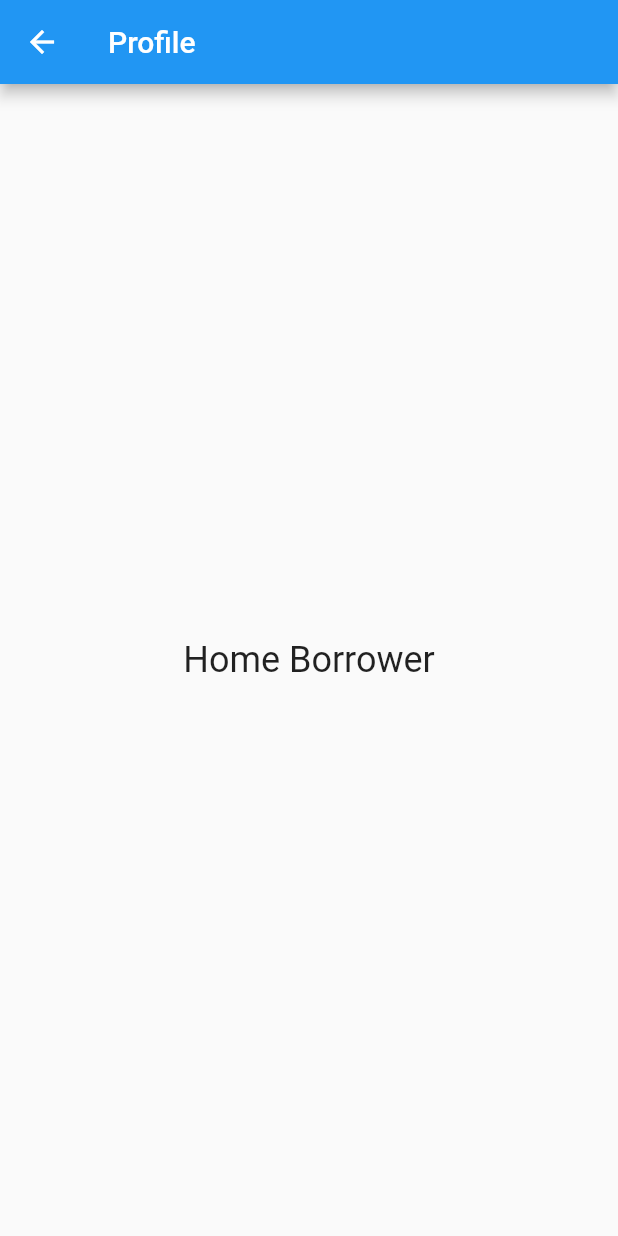
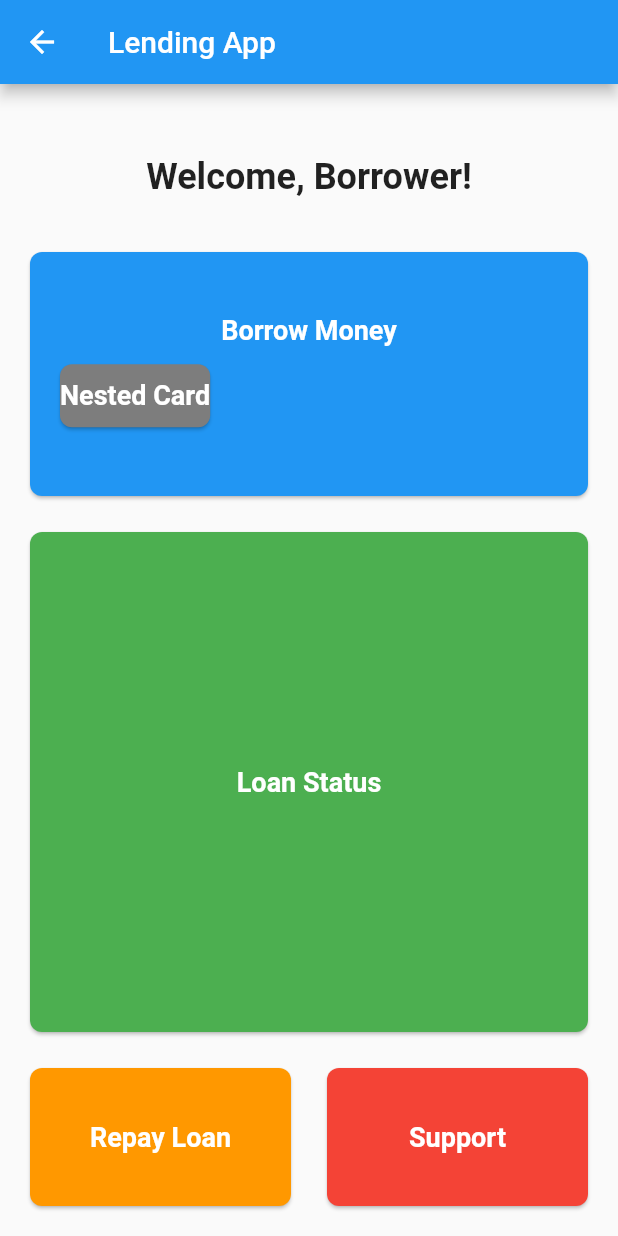
Before and after one commit to najmharani/P2P-Lending-UMKM-Kelompok-4-Pemrograman-Visual, a Flutter app: the HomeBorrower screen opened directly, on a phone screen of 412 x 824 dp. Run offline on Flutter 3.47's test engine with Material 2 defaults, Android fonts, the phone set to English and light mode, and no system bars.

Commit message:
home_borrower_push

```diff
--- a/lib/borrower/pages/home_borrower.dart
+++ b/lib/borrower/pages/home_borrower.dart
@@ -4,14 +4,147 @@ class HomeBorrower extends StatelessWidget {
   @override
   Widget build(BuildContext context) {
     return Scaffold(
-        appBar: AppBar(
-          title: Text('Profile'),
+      appBar: AppBar(
+        title: Text('Lending App'),
+      ),
+      body: Container(
+        padding: EdgeInsets.all(16.0),
+        child: Column(
+          crossAxisAlignment: CrossAxisAlignment.stretch,
+          children: [
+            SizedBox(height: 32.0),
+            Text(
+              'Welcome, Borrower!',
+              style: TextStyle(
+                fontSize: 24.0,
+                fontWeight: FontWeight.bold,
+              ),
+              textAlign: TextAlign.center,
+            ),
+            SizedBox(height: 32.0),
+            Expanded(
+              child: Column(
+                children: [
+                  Expanded(
+                    child: Container(
+                      height: 200.0,
+                      width: double.infinity,
+                      child: BorrowCard(
+                        title: 'Borrow Money',
+                        color: Colors.blue,
+                        onPressed: () {
+                          // TODO: Implement borrowing functionality
+                        },
+                        child: Container(
+                          alignment: Alignment.centerLeft,
+                          height: 50.0,
+                          padding: EdgeInsets.only(left: 16.0),
+                          child: BorrowCard(
+                            title: 'Nested Card',
+                            color: Color.fromARGB(255, 125, 125, 125),
+                            onPressed: () {
+                              // TODO: Implement nested card functionality
+                            },
+                          ),
+                        ),
+                      ),
+                    ),
+                  ),
+                  SizedBox(height: 16.0),
+                  Expanded(
+                    flex: 2,
+                    child: Container(
+                      height: 200.0,
+                      width: double.infinity,
+                      child: BorrowCard(
+                        title: 'Loan Status',
+                        color: Colors.green,
+                        onPressed: () {
+                          // TODO: Implement loan status functionality
+                        },
+                      ),
+                    ),
+                  ),
+                  SizedBox(height: 16.0),
+                  Row(
+                    mainAxisAlignment: MainAxisAlignment.spaceBetween,
+                    children: [
+                      Expanded(
+                        child: Container(
+                          height: 100.0,
+                          child: BorrowCard(
+                            title: 'Repay Loan',
+                            color: Colors.orange,
+                            onPressed: () {
+                              // TODO: Implement repayment functionality
+                            },
+                          ),
+                        ),
+                      ),
+                      SizedBox(width: 16.0),
+                      Expanded(
+                        child: Container(
+                          height: 100.0,
+                          child: BorrowCard(
+                            title: 'Support',
+                            color: Colors.red,
+                            onPressed: () {
+                              // TODO: Implement support functionality
+                            },
+                          ),
+                        ),
+                      ),
+                    ],
+                  ),
+                ],
+              ),
+            ),
+          ],
         ),
-        body: Center(
-          child: Text(
-            'Home Borrower',
-            style: TextStyle(fontSize: 24),
-          ),
-        ));
+      ),
+    );
   }
 }
+
+class BorrowCard extends StatelessWidget {
+  final String title;
+  final Color color;
+  final VoidCallback onPressed;
+  final Widget? child;
+
+  const BorrowCard({
+    required this.title,
+    required this.color,
+    required this.onPressed,
+    this.child,
+  });
+
+  @override
+  Widget build(BuildContext context) {
+    return Card(
+      shape: RoundedRectangleBorder(
+        borderRadius: BorderRadius.circular(8.0),
+      ),
+      color: color,
+      child: InkWell(
+        onTap: onPressed,
+        child: Column(
+          mainAxisAlignment: MainAxisAlignment.center,
+          children: [
+            Text(
+              title,
+              style: TextStyle(
+                fontSize: 18.0,
+                fontWeight: FontWeight.bold,
+                color: Colors.white,
+              ),
+              textAlign: TextAlign.center,
+            ),
+            if (child != null) SizedBox(height: 8.0),
+            if (child != null) child!,
+          ],
+        ),
+      ),
+    );
+  }
+}
```
